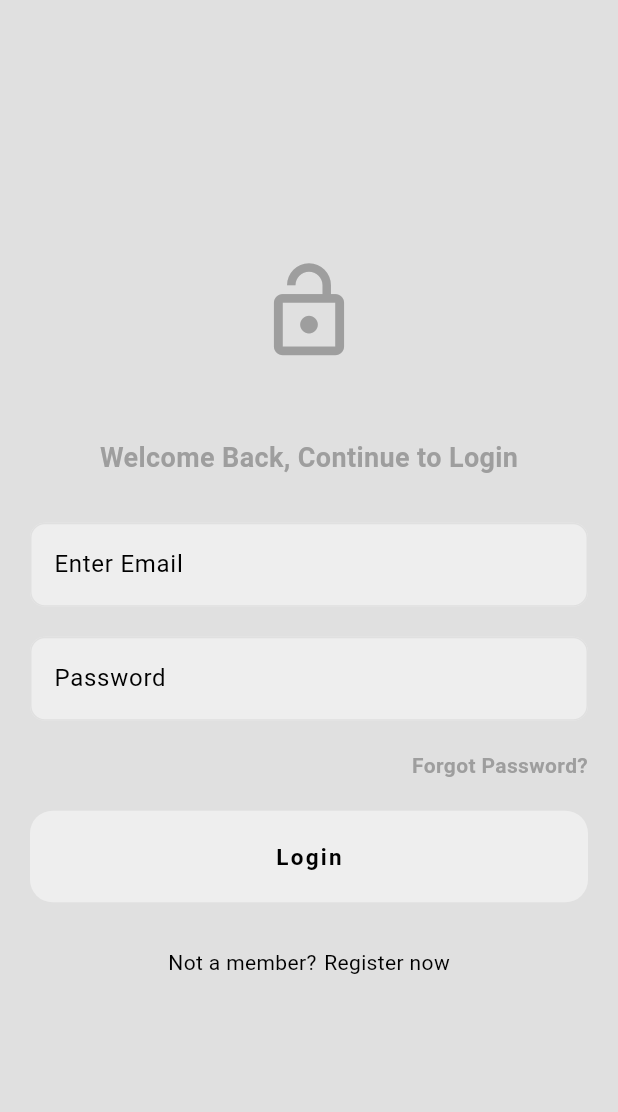
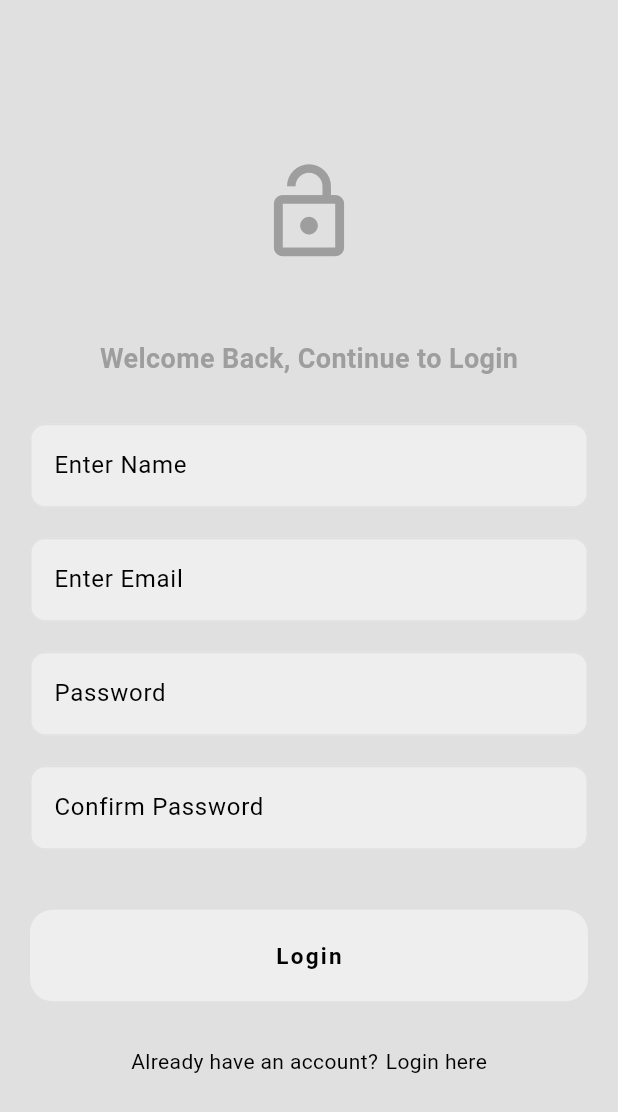
Before and after one commit to Andrew-Marfo/minimal-twitter-clone, a Flutter app: the screen it shows after launch, on a phone screen of 412 x 824 dp. Shown: the top 1112 px of the screen. Run offline on Flutter 3.47's test engine with Material 3 defaults, Android fonts, the phone set to English and light mode, and no system bars.

Commit message:
register page

```diff
--- a/lib/main.dart
+++ b/lib/main.dart
@@ -3,6 +3,8 @@ import 'package:provider/provider.dart';
 // import 'package:twitter_clone/screens/homepage.dart';
 import 'package:twitter_clone/screens/login_page.dart';
 import 'package:twitter_clone/themes/theme_provider.dart';
+
+import 'screens/register_page.dart';
 
 void main() {
   runApp(
@@ -20,7 +22,7 @@ class MyApp extends StatelessWidget {
   Widget build(BuildContext context) {
     return MaterialApp(
       debugShowCheckedModeBanner: false,
-      home: LoginPage(),
+      home: RegisterPage(),
       theme: Provider.of<ThemeProvider>(
         context,
       ).themeData,
--- a/lib/screens/register_page.dart
+++ b/lib/screens/register_page.dart
@@ -2,10 +2,11 @@ import 'package:flutter/material.dart';
 import 'package:twitter_clone/components/custom_button.dart';
 import 'package:twitter_clone/components/login_textfield.dart';
 
-class LoginPage extends StatelessWidget {
+class RegisterPage extends StatelessWidget {
   final emailController = TextEditingController();
   final psController = TextEditingController();
-  LoginPage({super.key});
+  final confirmPsController = TextEditingController();
+  RegisterPage({super.key});
 
   @override
   Widget build(BuildContext context) {
@@ -34,6 +35,12 @@ class LoginPage extends StatelessWidget {
                 ),
                 const SizedBox(height: 30),
                 LoginTextfield(
+                  hintText: 'Enter Name',
+                  textController: emailController,
+                  obscure: false,
+                ),
+                const SizedBox(height: 20),
+                LoginTextfield(
                   hintText: 'Enter Email',
                   textController: emailController,
                   obscure: false,
@@ -45,16 +52,22 @@ class LoginPage extends StatelessWidget {
                   obscure: true,
                 ),
                 const SizedBox(height: 20),
-                Align(
-                  alignment: Alignment.centerRight,
-                  child: Text(
-                    'Forgot Password?',
-                    style: TextStyle(
-                      color: Theme.of(context).colorScheme.primary,
-                      fontWeight: FontWeight.bold,
-                    ),
-                  ),
+                LoginTextfield(
+                  hintText: 'Confirm Password',
+                  textController: confirmPsController,
+                  obscure: true,
                 ),
+                const SizedBox(height: 20),
+                // Align(
+                //   alignment: Alignment.centerRight,
+                //   child: Text(
+                //     'Forgot Password?',
+                //     style: TextStyle(
+                //       color: Theme.of(context).colorScheme.primary,
+                //       fontWeight: FontWeight.bold,
+                //     ),
+                //   ),
+                // ),
                 const SizedBox(height: 20),
                 CustomButton(
                   onTap: () {},
@@ -63,11 +76,11 @@ class LoginPage extends StatelessWidget {
                 Row(
                   mainAxisAlignment: MainAxisAlignment.center,
                   children: [
-                    const Text('Not a member?'),
+                    const Text('Already have an account?'),
                     const SizedBox(width: 5),
                     GestureDetector(
                       onTap: () {},
-                      child: const Text('Register now'),
+                      child: const Text('Login here'),
                     ),
                   ],
                 )
```
